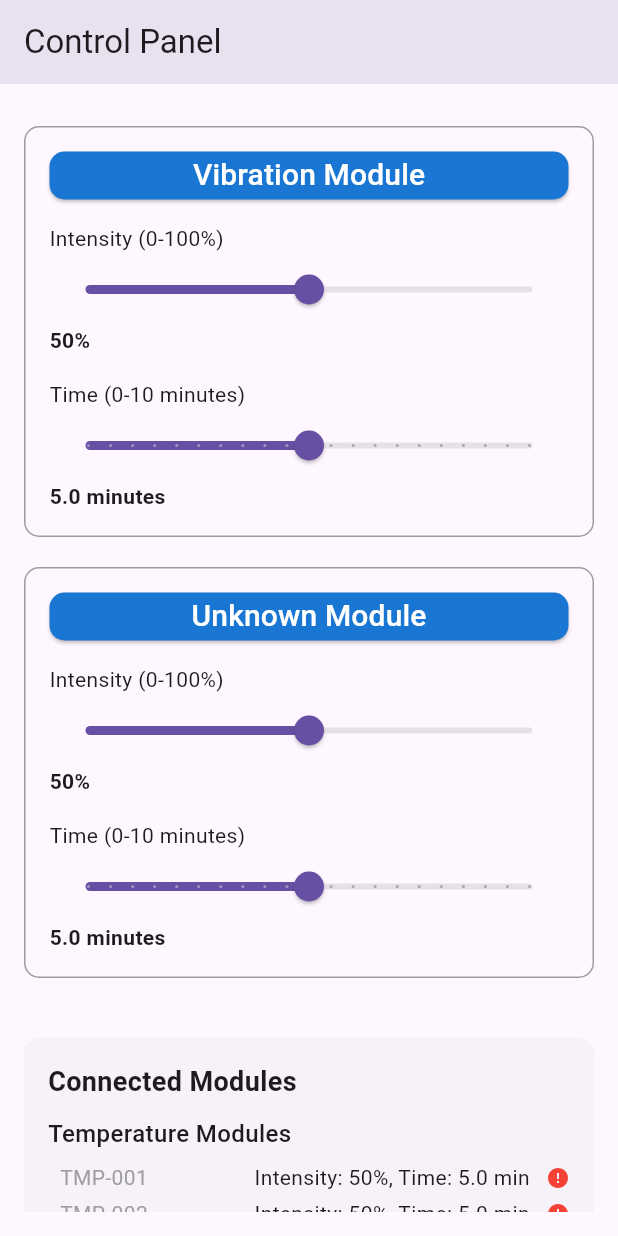
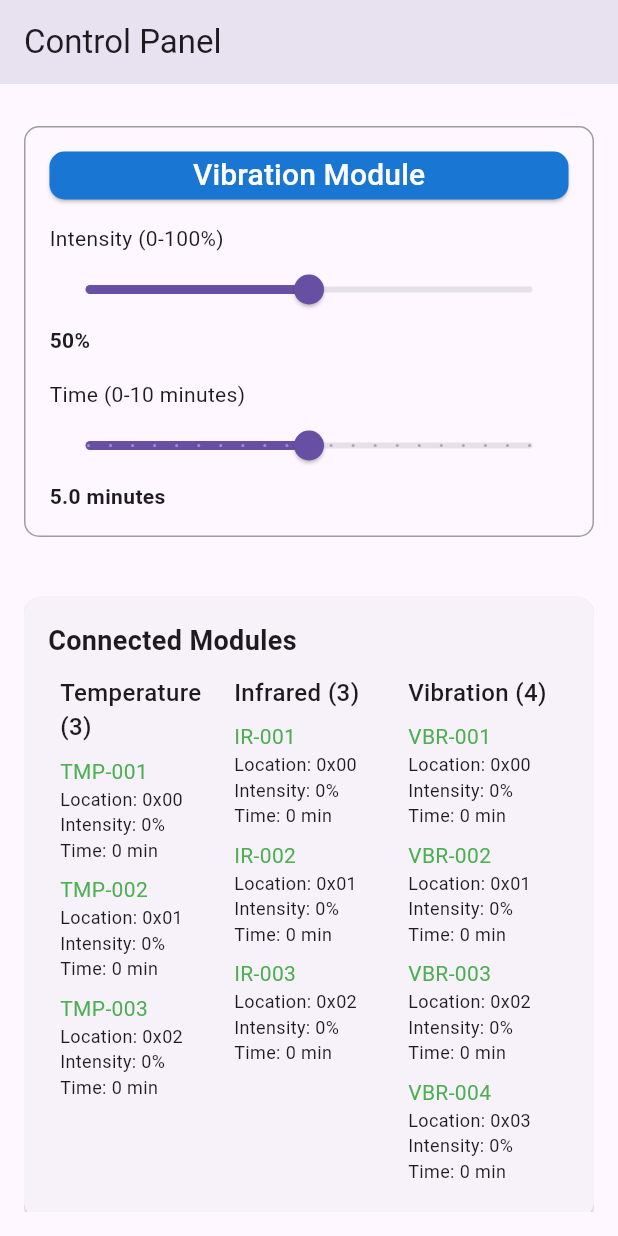
Before and after one commit to Ac3CJ/medical_lego_module_control, a Flutter app: the screen it shows after launch, scrolled down 576 dp, on a phone screen of 412 x 824 dp. Run offline on Flutter 3.47's test engine with Material 3 defaults, Android fonts, the phone set to English and light mode, and no system bars.

Commit message:
Status Table Working

```diff
--- a/lib/main.dart
+++ b/lib/main.dart
@@ -93,6 +93,7 @@ class _SliderDemoPageState extends State<SliderDemoPage> {
     moduleManagers[ModuleType.vibration]?.addNewModule(Module('VBR-001', 0x02, 0x00));
     moduleManagers[ModuleType.vibration]?.addNewModule(Module('VBR-002', 0x02, 0x01));
     moduleManagers[ModuleType.vibration]?.addNewModule(Module('VBR-003', 0x02, 0x02));
+    moduleManagers[ModuleType.vibration]?.addNewModule(Module('VBR-004', 0x02, 0x03));
   }
 
   // Building the Widgets
@@ -106,7 +107,7 @@ class _SliderDemoPageState extends State<SliderDemoPage> {
         padding: const EdgeInsets.all(16.0),
         child: ListView(
           children: [
-            ...List.generate(ModuleType.values.length, (index) {
+            ...List.generate((ModuleType.values.length-1), (index) {
               return Padding(
                 padding: const EdgeInsets.only(bottom: 20),
                 child: _buildControlRow(index),
@@ -123,6 +124,7 @@ class _SliderDemoPageState extends State<SliderDemoPage> {
 
   Widget _buildControlRow(int index) {
     //final moduleType = ModuleType.values[index];
+    ModuleManager? manager = moduleManagers[ModuleType.values[index]];
     return Container(
       padding: const EdgeInsets.all(16.0),
       decoration: BoxDecoration(
@@ -137,10 +139,12 @@ class _SliderDemoPageState extends State<SliderDemoPage> {
             height: 32,
             child: ElevatedButton(
               onPressed: () { // Action when button is pressed
-                moduleManagers[ModuleType.values[index]]?.sendCommandToAll({'intensity': intensityValues[index].toInt(), 'time': timeValues[index]});
+              setState(() {
+                manager?.sendCommandToAll(intensityValues[index], timeValues[index]);
+              });
                 ScaffoldMessenger.of(context).showSnackBar(
                   SnackBar(
-                    content: Text('${ModuleType.values[index].toShortString().capitalise()} Module - Intensity: ${intensityValues[index].toInt()}%, Time: ${timeValues[index]} min'),
+                    content: Text('${ModuleType.values[index].toShortString().capitalise()} Module - Intensity: ${manager?.moduleIntensity}%, Time: ${manager?.moduleTime} min'),
                   ),
                 );
               },
@@ -225,32 +229,39 @@ class _SliderDemoPageState extends State<SliderDemoPage> {
             ),
             const SizedBox(height: 10),
             // Create a column for each module type
-            ...ModuleType.values.map((type) {
+            Row(
+              mainAxisAlignment: MainAxisAlignment.spaceEvenly,
+              crossAxisAlignment: CrossAxisAlignment.start,
+              children: ModuleType.values.map((type) {
                 final modules = moduleManagers[type]?.allModules ?? [];
                 if (modules.isEmpty) return const SizedBox.shrink();
 
-              return Padding(
-                padding: const EdgeInsets.only(bottom: 16),
+                final typeIndex = ModuleType.values.indexOf(type);
+                final currentIntensity = intensityValues[typeIndex];
+                final currentTime = timeValues[typeIndex];
+
+                return Expanded(
+                  child: Padding(
+                    padding: const EdgeInsets.symmetric(horizontal: 8),
                     child: Column(
                       crossAxisAlignment: CrossAxisAlignment.start,
                       children: [
                         Text(
-                      '${type.toShortString().capitalise()} Modules',
+                          '${type.toShortString().capitalise()} (${modules.length})',
                           style: const TextStyle(
                             fontSize: 16,
                             fontWeight: FontWeight.w500,
                           ),
                         ),
                         const SizedBox(height: 8),
-                    // List all modules of this type
+                        // Parse through each module
                         ...modules.map((module) {
                           return Padding(
-                        padding: const EdgeInsets.only(left: 8, bottom: 4),
-                        child: Row(
+                            padding: const EdgeInsets.only(bottom: 8),
+                            child: Column(
+                              crossAxisAlignment: CrossAxisAlignment.start,
                               children: [
-                            Expanded(
-                              flex: 2,
-                              child: Text(
+                                Text(
                                   module.serialNumber,
                                   style: TextStyle(
                                     color: module.isConnected
@@ -258,32 +269,28 @@ class _SliderDemoPageState extends State<SliderDemoPage> {
                                         : Colors.grey,
                                   ),
                                 ),
+                                Text(
+                                  'Location: 0x${(module.locationId as int).toRadixString(16).toUpperCase().padLeft(2,'0')}',
+                                  style: const TextStyle(fontSize: 12),
                                 ),
-                            Expanded(
-                              flex: 3,
-                              child: Text(
-                                'Intensity: ${intensityValues[type.index].round()}%, '
-                                'Time: ${timeValues[type.index]} min',
-                                style: const TextStyle(fontSize: 14),
+                                Text(
+                                  'Intensity: ${module.moduleIntensity}%',
+                                  style: const TextStyle(fontSize: 12),
                                 ),
-                            ),
-                            Icon(
-                              module.isConnected
-                                  ? Icons.check_circle
-                                  : Icons.error,
-                              color: module.isConnected
-                                  ? Colors.green
-                                  : Colors.red,
-                              size: 16,
+                                Text(
+                                  'Time: ${module.moduleTime} min',
+                                  style: const TextStyle(fontSize: 12),
                                 ),
                               ],
                             ),
                           );
-                    }),
+                        }).toList(),
                       ],
                     ),
+                  ),
                 );
-            }),
+              }).toList(),
+          ),
         ],
       ),
       ),
--- a/lib/models/module.dart
+++ b/lib/models/module.dart
@@ -14,9 +14,13 @@ class Module {
   ModuleType _moduleType = ModuleType.unknown;
 
   // Public
-  bool isConnected = false;
+  bool isConnected = true;
   num status = 0x00;
   List<String> connectedDevices = [];
+  Map moduleCommand = {
+    'intensity': 0,
+    'time': 0
+  };
 
   // Constructor
   Module(this._serialNumber, this._moduleId, this._locationId) {
@@ -33,6 +37,9 @@ class Module {
   num get moduleId => _moduleId;
   String get serialNumber => _serialNumber;
   ModuleType get moduleType => _moduleType;
+  num get locationId => _locationId;
+  num get moduleIntensity => moduleCommand['intensity'];
+  num get moduleTime => moduleCommand['time'];
 
   // Private Methods
   void updateStatus(num newStatus) {
@@ -55,7 +62,8 @@ class Module {
       throw Exception('Cannot send command to disconnected module');
     }
     // Implement specific command handling in subclasses
-    print(command);
+    moduleCommand = command;
+    print('Module: $serialNumber\t$command');
   }
 
   void addConnection(String deviceSerialNumber) {
--- a/lib/models/module_manager.dart
+++ b/lib/models/module_manager.dart
@@ -19,6 +19,8 @@ class ModuleManager {
   List<Module> get allModules => List.from(_modules);
   List<Module> get connectedModules => _modules.where((module) => module.isConnected).toList();
   ModuleType get managerType => _managerType;
+  num get moduleIntensity => moduleCommand['intensity'];
+  num get moduleTime => moduleCommand['time'];
 
   // Public Methods
   void addNewModule(Module newModule) {
@@ -47,9 +49,10 @@ class ModuleManager {
     }
   }
 
-  void sendCommandToAll(Map command) {
+  void sendCommandToAll(double targetIntensity, double targetTime) {
+    moduleCommand = {'intensity': targetIntensity, 'time': targetTime};
     for (var module in connectedModules) {
-      module.sendCommand(command);
+      module.sendCommand(moduleCommand);
     }
   }
 
```
Lines whose indentation alone changed are shown as unchanged.
